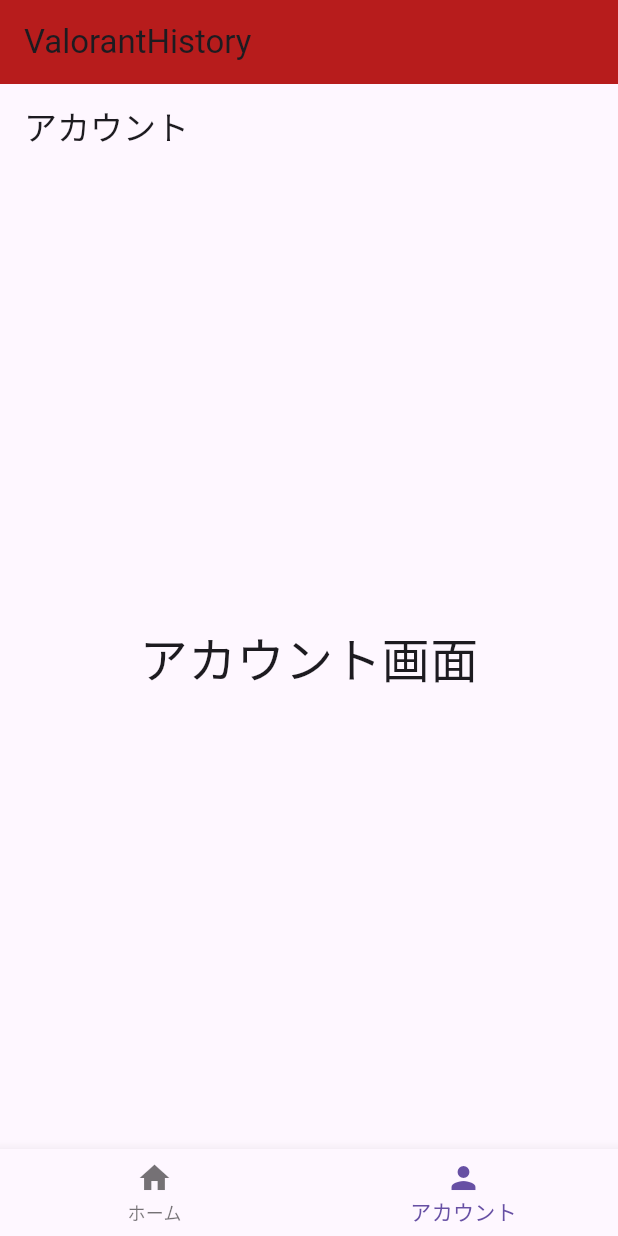
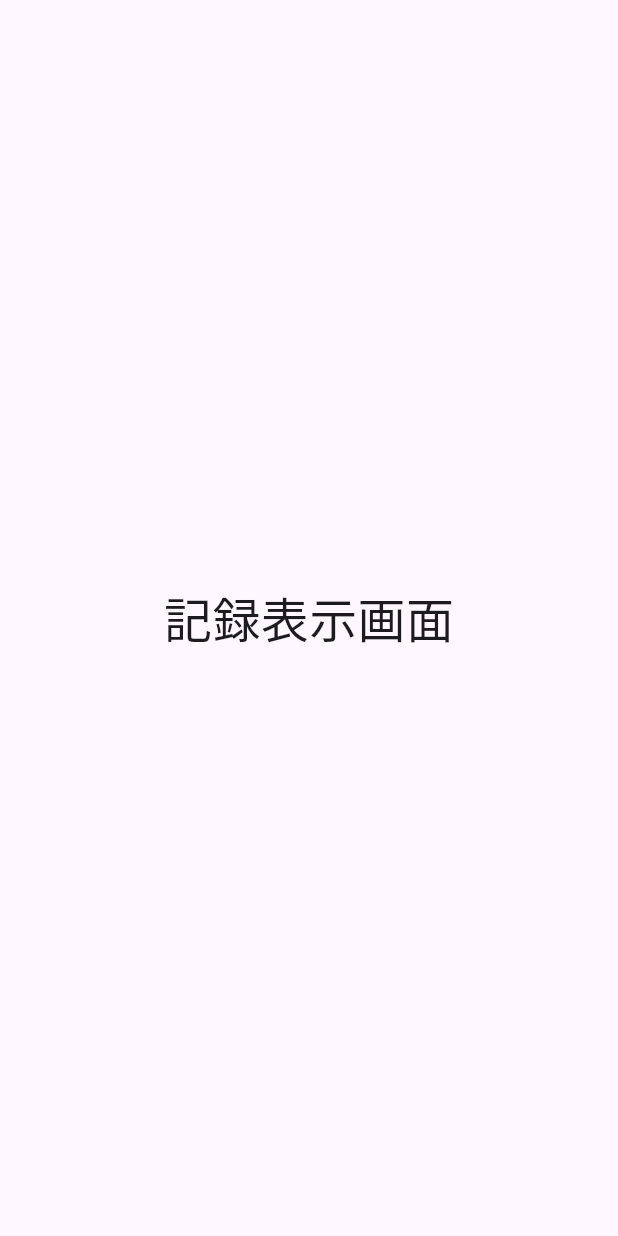
Before and after one commit to ShioyaHayato/Valorant-Master, a Flutter app: the MyStatefulWidget screen opened directly, item 2 of the bottom bar chosen, on a phone screen of 412 x 824 dp. Run offline on Flutter 3.47's test engine with Material 3 defaults, Android fonts, the phone set to English and light mode, and no system bars; our stand-ins replace page_transition.

Commit message:
2/1 家にて

```diff
--- a/valorantmaster/lib/mainfolder/input.dart
+++ b/valorantmaster/lib/mainfolder/input.dart
@@ -5,12 +5,8 @@ class InputPage extends StatelessWidget {
 
   @override
   Widget build(BuildContext context) {
-    return Scaffold(
-      appBar: AppBar(
-        title: const Text('アカウント'),
-      ),
-      body: const Center(
-          child: Text('アカウント画面', style: TextStyle(fontSize: 32.0))),
+    return const Scaffold(
+      body: Center(child: Text('入力表示画面', style: TextStyle(fontSize: 32.0))),
     );
   }
 }
--- a/valorantmaster/lib/mainfolder/output.dart
+++ b/valorantmaster/lib/mainfolder/output.dart
@@ -5,12 +5,8 @@ class OutputPage extends StatelessWidget {
 
   @override
   Widget build(BuildContext context) {
-    return Scaffold(
-      appBar: AppBar(
-        title: const Text('アカウント'),
-      ),
-      body: const Center(
-          child: Text('アカウント画面', style: TextStyle(fontSize: 32.0))),
+    return const Scaffold(
+      body: Center(child: Text('記録表示画面', style: TextStyle(fontSize: 32.0))),
     );
   }
 }
--- a/valorantmaster/lib/mainfolder/valorant_history.dart
+++ b/valorantmaster/lib/mainfolder/valorant_history.dart
@@ -36,6 +36,12 @@ class _MyStatefulWidgetState extends State<MyStatefulWidget> {
     setState(() {
       _selectedIndex = index;
     });
+
+    // 画面遷移処理を追加
+    Navigator.push(
+      context,
+      MaterialPageRoute(builder: (context) => _screens[_selectedIndex]),
+    );
   }
 
   @override
@@ -50,8 +56,8 @@ class _MyStatefulWidgetState extends State<MyStatefulWidget> {
         currentIndex: _selectedIndex,
         onTap: _onItemTapped,
         items: const <BottomNavigationBarItem>[
-         BottomNavigationBarItem(icon: Icon(Icons.home), label: 'ホーム'),
-         BottomNavigationBarItem(icon: Icon(Icons.person), label: 'アカウント'),
+          BottomNavigationBarItem(icon: Icon(Icons.home), label: '記入'),
+          BottomNavigationBarItem(icon: Icon(Icons.person), label: '記録'),
         ],
         type: BottomNavigationBarType.fixed,
       ),
```
Lines whose indentation alone changed are shown as unchanged.
